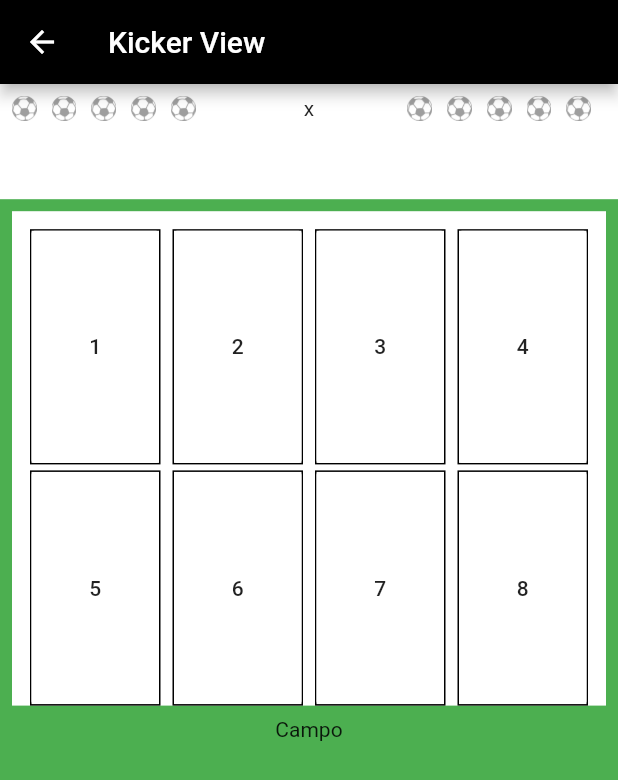
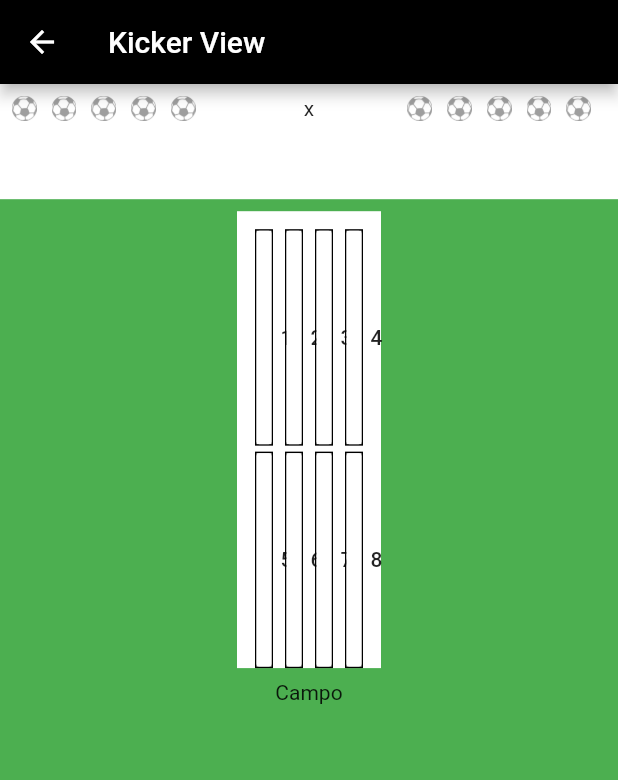
Before and after one commit to plucenio/FlutterPocs, a Flutter app: the KickerMatchPage screen opened directly, on a phone screen of 412 x 824 dp. Shown: the top 780 px of the screen. Run offline on Flutter 3.47's test engine with Material 2 defaults, Android fonts, the phone set to English and light mode, and no system bars; our stand-ins replace carousel_slider, i18n_extension.

```diff
--- a/eight_bit_penalty/lib/pages/match/kicker_match_page.dart
+++ b/eight_bit_penalty/lib/pages/match/kicker_match_page.dart
@@ -31,6 +31,9 @@ class _KickerMatchPageState extends State<KickerMatchPage> {
             child: Container(
               width: double.infinity,
               color: Colors.green,
+              child: Padding(
+                padding:
+                    const EdgeInsets.only(left: 150, right: 150, bottom: 50),
                 child: Column(
                   mainAxisAlignment: MainAxisAlignment.spaceAround,
                   children: [
@@ -43,6 +46,7 @@ class _KickerMatchPageState extends State<KickerMatchPage> {
                 ),
               ),
             ),
+          ),
         ],
       ),
     );
--- a/eight_bit_penalty/lib/pages/match/widgets/player_1_score_widget.dart
+++ b/eight_bit_penalty/lib/pages/match/widgets/player_1_score_widget.dart
@@ -36,7 +36,8 @@ class _Player1ScoreWidgetState extends State<Player1ScoreWidget> {
     for (var index = 0; index < 5; index++) {
       if (widget.playerScoreModel.kicks.isNotEmpty &&
           widget.playerScoreModel.kicks.length - 1 >= index) {
-        scoreBallList.add(getColorBall(goal: true));
+        scoreBallList
+            .add(getColorBall(goal: widget.playerScoreModel.kicks[index]));
       } else {
         scoreBallList.add(getColorBall());
       }
--- a/eight_bit_penalty/lib/pages/match/widgets/player_2_score_widget.dart
+++ b/eight_bit_penalty/lib/pages/match/widgets/player_2_score_widget.dart
@@ -36,7 +36,8 @@ class _Player2ScoreWidgetState extends State<Player2ScoreWidget> {
     for (var index = 0; index < 5; index++) {
       if (widget.playerScoreModel.kicks.isNotEmpty &&
           widget.playerScoreModel.kicks.length - 1 >= index) {
-        scoreBallList.add(getColorBall(goal: true));
+        scoreBallList
+            .add(getColorBall(goal: widget.playerScoreModel.kicks[index]));
       } else {
         scoreBallList.add(getColorBall());
       }
```
Also changed, not shown: eight_bit_penalty/lib/pages/goal_result/goal_result_page.dart (+28 -3 lines), eight_bit_penalty/assets/images/goal.png (added), eight_bit_penalty/assets/images/keeper.png (added). Lines whose indentation alone changed are shown as unchanged.
